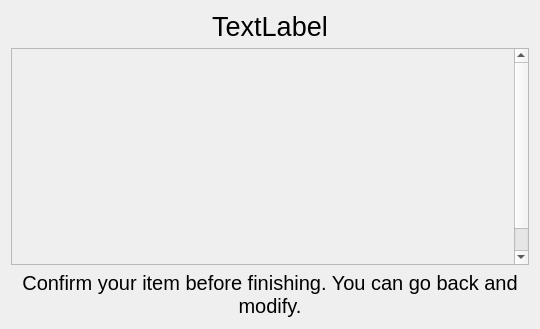
Old version of the form howdyCoder/ui/qtUiFiles/createDataSourceConfirmPage.ui in the repository rmallow/howdyCoder.
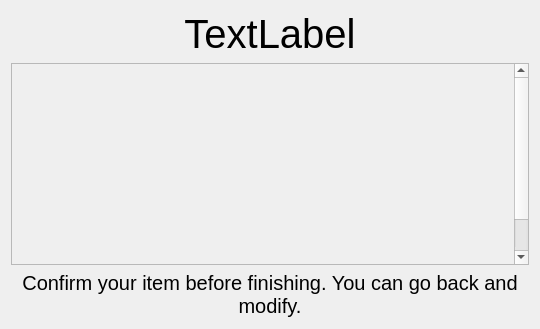
New version of the form.

```diff
--- a/howdyCoder/ui/qtUiFiles/createDataSourceConfirmPage.ui
+++ b/howdyCoder/ui/qtUiFiles/createDataSourceConfirmPage.ui
@@ -18,7 +18,7 @@
     <widget class="QLabel" name="title_label">
      <property name="font">
       <font>
-       <pointsize>20</pointsize>
+       <pointsize>30</pointsize>
       </font>
      </property>
      <property name="text">
```
